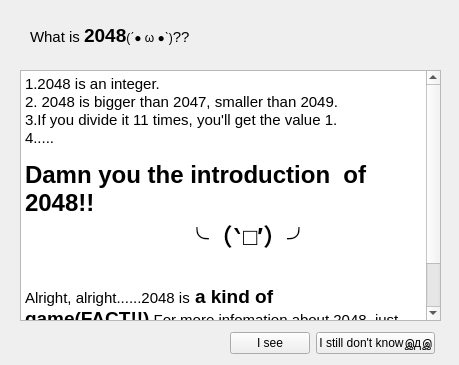
Old version of the form whatis2048.ui in the repository F74036344/2048.
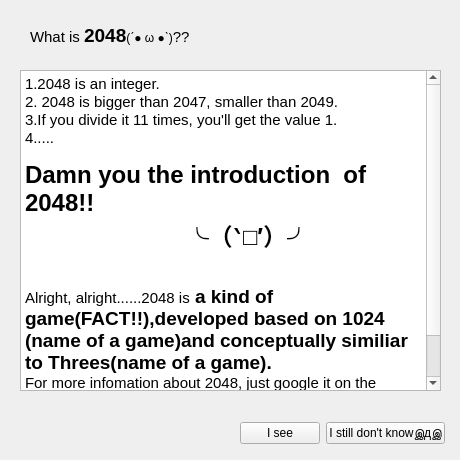
New version of the form.

```diff
--- a/whatis2048.ui
+++ b/whatis2048.ui
@@ -6,8 +6,8 @@
    <rect>
     <x>0</x>
     <y>0</y>
-    <width>459</width>
-    <height>365</height>
+    <width>460</width>
+    <height>460</height>
    </rect>
   </property>
   <property name="windowTitle">
@@ -19,7 +19,7 @@
      <x>20</x>
      <y>70</y>
      <width>421</width>
-     <height>251</height>
+     <height>321</height>
     </rect>
    </property>
    <property name="html">
@@ -35,7 +35,8 @@
 &lt;p style=&quot; margin-top:0px; margin-bottom:0px; margin-left:0px; margin-right:0px; -qt-block-indent:0; text-indent:0px;&quot;&gt;&lt;span style=&quot; font-size:18pt; font-weight:600;&quot;&gt;Damn you the introduction  of 2048!!&lt;/span&gt;&lt;/p&gt;
 &lt;p style=&quot; margin-top:0px; margin-bottom:0px; margin-left:0px; margin-right:0px; -qt-block-indent:0; text-indent:0px;&quot;&gt;&lt;span style=&quot; font-size:18pt; font-weight:600;&quot;&gt;		╰（‵□′）╯&lt;/span&gt;&lt;/p&gt;
 &lt;p style=&quot;-qt-paragraph-type:empty; margin-top:0px; margin-bottom:0px; margin-left:0px; margin-right:0px; -qt-block-indent:0; text-indent:0px; font-size:18pt; font-weight:600;&quot;&gt;&lt;br /&gt;&lt;/p&gt;
-&lt;p style=&quot; margin-top:0px; margin-bottom:0px; margin-left:0px; margin-right:0px; -qt-block-indent:0; text-indent:0px;&quot;&gt;&lt;span style=&quot; font-size:11pt;&quot;&gt;Alright, alright......2048 is&lt;/span&gt;&lt;span style=&quot; font-size:14pt; font-weight:600;&quot;&gt; a kind of game(FACT!!)&lt;/span&gt;&lt;span style=&quot; font-size:11pt;&quot;&gt;.For more infomation about 2048, just google it on the Internet~~&lt;/span&gt;&lt;/p&gt;
+&lt;p style=&quot; margin-top:0px; margin-bottom:0px; margin-left:0px; margin-right:0px; -qt-block-indent:0; text-indent:0px;&quot;&gt;&lt;span style=&quot; font-size:11pt;&quot;&gt;Alright, alright......2048 is&lt;/span&gt;&lt;span style=&quot; font-size:14pt; font-weight:600;&quot;&gt; a kind of game(FACT!!),developed based on 1024 (name of a game)and conceptually similiar to Threes(name of a game).&lt;/span&gt;&lt;/p&gt;
+&lt;p style=&quot; margin-top:0px; margin-bottom:0px; margin-left:0px; margin-right:0px; -qt-block-indent:0; text-indent:0px;&quot;&gt;&lt;span style=&quot; font-size:11pt;&quot;&gt;For more infomation about 2048, just google it on the Internet~~&lt;/span&gt;&lt;/p&gt;
 &lt;p style=&quot; margin-top:0px; margin-bottom:0px; margin-left:0px; margin-right:0px; -qt-block-indent:0; text-indent:0px;&quot;&gt;&lt;span style=&quot; font-size:14pt;&quot;&gt;（～￣▽￣～）&lt;/span&gt;&lt;/p&gt;&lt;/body&gt;&lt;/html&gt;</string>
    </property>
   </widget>
@@ -55,8 +56,8 @@
   <widget class="QWidget" name="layoutWidget">
    <property name="geometry">
     <rect>
-     <x>230</x>
-     <y>330</y>
+     <x>240</x>
+     <y>420</y>
      <width>205</width>
      <height>26</height>
     </rect>
```
